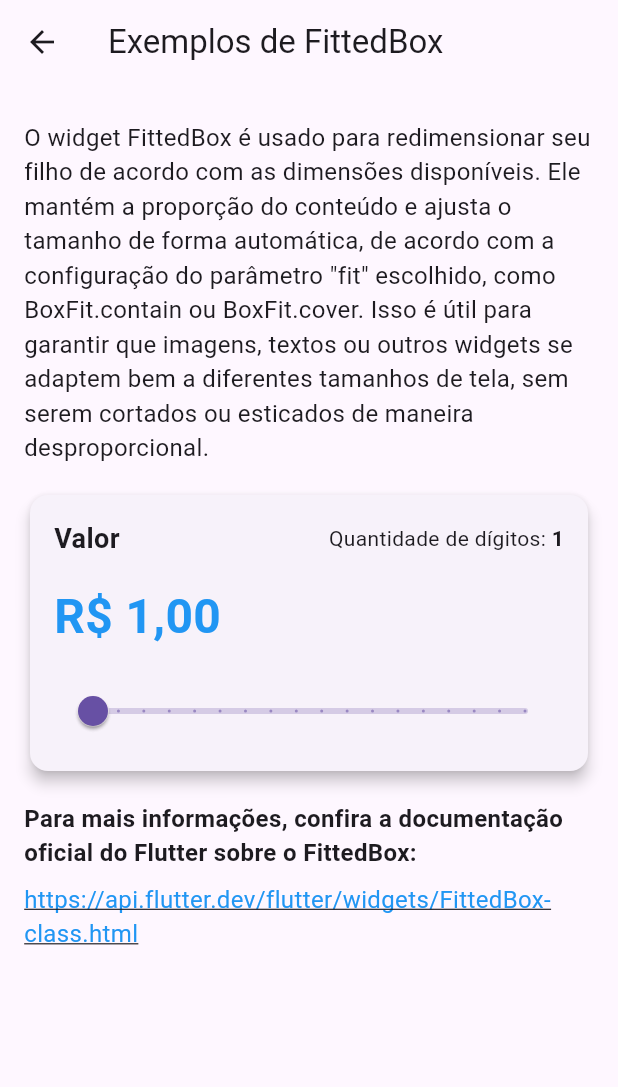
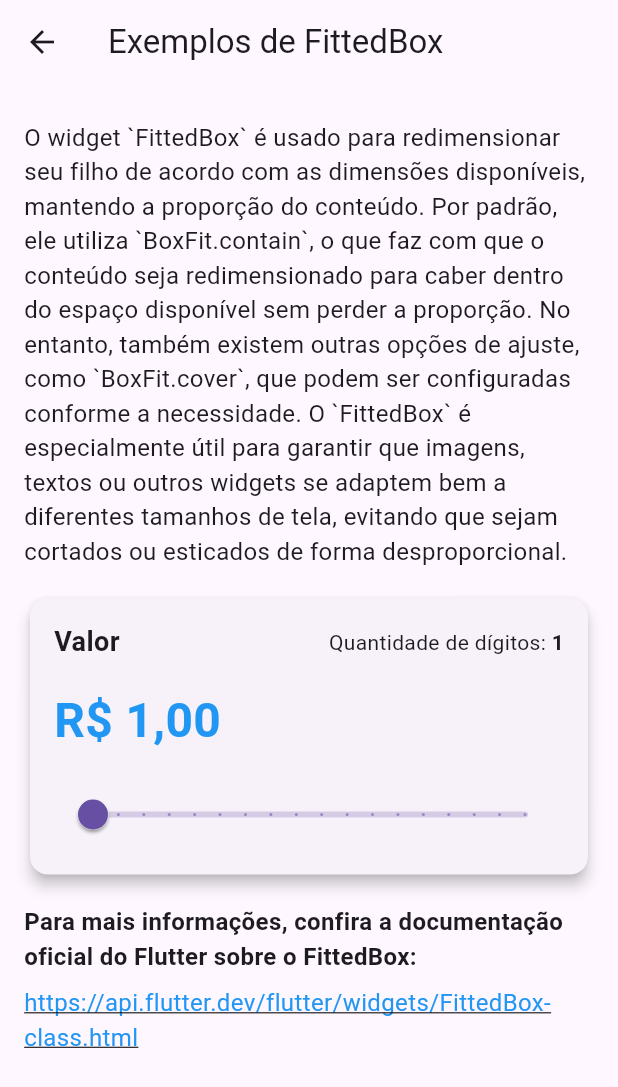
Before and after one commit to gncortes/flutter_lab, a Flutter app: the FittedBoxExamplesPage screen opened by its route, on a phone screen of 412 x 824 dp. Shown: the top 1087 px of the screen. Run offline on Flutter 3.47's test engine with Material 3 defaults, Android fonts, the phone set to English and light mode, and no system bars.

Commit message:
docs: improve FittedBox explanation with code styling for clarity

```diff
--- a/lib/pages/fitted_box/fitted_box_page.dart
+++ b/lib/pages/fitted_box/fitted_box_page.dart
@@ -17,13 +17,14 @@ class FittedBoxExamplesPage extends StatelessWidget {
           const Padding(
             padding: EdgeInsets.symmetric(vertical: 8.0),
             child: Text(
-              'O widget FittedBox é usado para redimensionar seu filho de acordo '
-              'com as dimensões disponíveis. Ele mantém a proporção do conteúdo '
-              'e ajusta o tamanho de forma automática, de acordo com a configuração '
-              'do parâmetro "fit" escolhido, como BoxFit.contain ou BoxFit.cover. '
-              'Isso é útil para garantir que imagens, textos ou outros widgets se adaptem '
-              'bem a diferentes tamanhos de tela, sem serem cortados ou esticados '
-              'de maneira desproporcional.',
+              'O widget `FittedBox` é usado para redimensionar seu filho de acordo com as '
+              'dimensões disponíveis, mantendo a proporção do conteúdo. Por padrão, ele utiliza '
+              '`BoxFit.contain`, o que faz com que o conteúdo seja redimensionado para caber '
+              'dentro do espaço disponível sem perder a proporção. '
+              'No entanto, também existem outras opções de ajuste, como `BoxFit.cover`, '
+              'que podem ser configuradas conforme a necessidade. O `FittedBox` é especialmente útil '
+              'para garantir que imagens, textos ou outros widgets se adaptem bem a diferentes '
+              'tamanhos de tela, evitando que sejam cortados ou esticados de forma desproporcional.',
               style: TextStyle(fontSize: 16),
             ),
           ),
```
